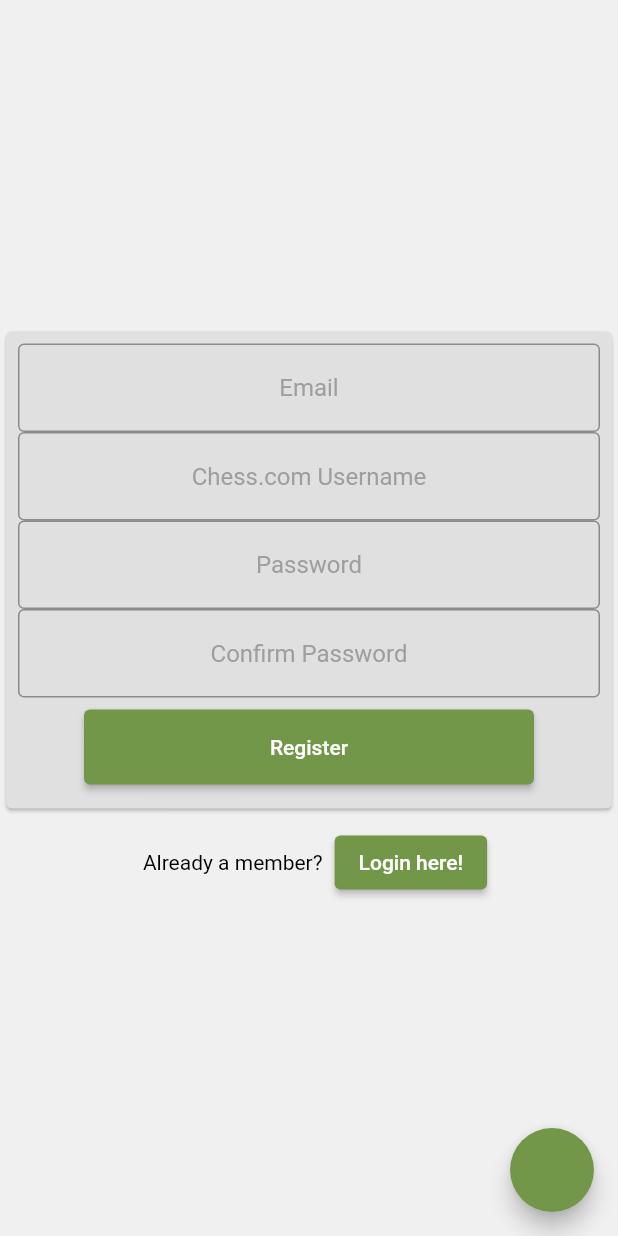
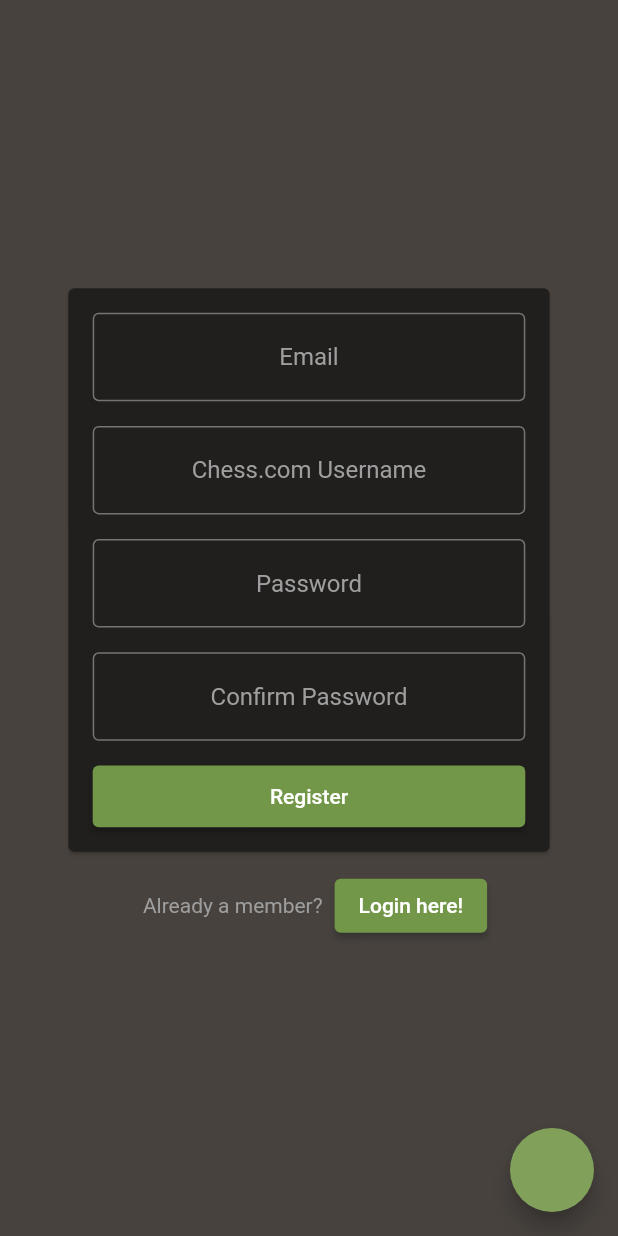
Before and after one commit to EmilErkgards/chess-tournament, a Flutter app: the screen it shows after launch, after a tap on "Register", on a phone screen of 412 x 824 dp. Run offline on Flutter 3.47's test engine with Material 2 defaults, Android fonts, the phone set to English and light mode, and no system bars; our stand-ins replace cloud_firestore, firebase_auth, firebase_core, shared_preferences, sizer; missing offline and left inert: jovial_svg; accounts and stored records are empty.

Commit message:
Edit pages to fit mobile first and apply settings

```diff
--- a/chess_tournament/lib/src/backend/dark_theme.dart
+++ b/chess_tournament/lib/src/backend/dark_theme.dart
@@ -17,7 +17,7 @@ class DarkThemePreference {
 
 class DarkThemeProvider with ChangeNotifier {
   DarkThemePreference darkThemePreference = DarkThemePreference();
-  bool _darkTheme = false;
+  bool _darkTheme = true;
 
   bool get darkTheme => _darkTheme;
 
--- a/chess_tournament/lib/src/frontend/common/base_button.dart
+++ b/chess_tournament/lib/src/frontend/common/base_button.dart
@@ -1,4 +1,5 @@
 import 'package:flutter/material.dart';
+import 'package:sizer/sizer.dart';
 
 class BaseButton extends StatefulWidget {
   final Function() callback;
@@ -13,10 +14,10 @@ class _BaseButtonState extends State<BaseButton> {
   @override
   Widget build(BuildContext context) {
     return Padding(
-      padding: const EdgeInsets.all(8.0),
+      padding: EdgeInsets.all(2.w),
       child: SizedBox(
-        width: 300,
-        height: 50,
+        width: 70.w,
+        height: 5.h,
         child: ElevatedButton(
           onPressed: widget.callback,
           child: Text(widget.text),
--- a/chess_tournament/lib/src/frontend/pages/home.dart
+++ b/chess_tournament/lib/src/frontend/pages/home.dart
@@ -3,10 +3,10 @@ import 'package:chess_tournament/src/frontend/base_screen.dart';
 import 'package:chess_tournament/src/frontend/common/base_button.dart';
 import 'package:chess_tournament/src/frontend/common/base_input_field.dart';
 import 'package:chess_tournament/src/frontend/pages/tournament_lobby.dart';
-import 'package:chess_tournament/src/frontend/pages/welcome.dart';
 import 'package:firebase_auth/firebase_auth.dart';
 import 'package:flutter/material.dart';
 import 'package:flutter/scheduler.dart';
+import 'package:sizer/sizer.dart';
 
 import '../../backend/backend_file.dart';
 
@@ -63,7 +63,7 @@ class HomeScreenState extends BasePageScreenState<HomeScreen> with BaseScreen {
     return Center(
       child: Card(
         child: Padding(
-          padding: const EdgeInsets.all(8.0),
+          padding: EdgeInsets.all(2.w),
           child: Column(
             mainAxisAlignment: MainAxisAlignment.center,
             mainAxisSize: MainAxisSize.min,
@@ -72,7 +72,11 @@ class HomeScreenState extends BasePageScreenState<HomeScreen> with BaseScreen {
                 key: formKey,
                 child: Column(
                   children: [
-                    BaseInputField(
+                    Padding(
+                      padding: EdgeInsets.all(2.w),
+                      child: SizedBox(
+                        width: 70.w,
+                        child: BaseInputField(
                           numbersOnly: true,
                           placeholderText: "Enter tournament code...",
                           validatorCallback: ((value) {
@@ -84,16 +88,18 @@ class HomeScreenState extends BasePageScreenState<HomeScreen> with BaseScreen {
                           }),
                           textFieldController: tournamentCodeController,
                         ),
+                      ),
+                    ),
                     BaseButton(callback: _onJoin, text: "Join"),
                   ],
                 ),
               ),
-              const Padding(
-                padding: EdgeInsets.all(8.0),
+              Padding(
+                padding: EdgeInsets.symmetric(vertical: .5.h, horizontal: 2.w),
                 child: SizedBox(
-                  width: 300,
-                  height: 20,
-                  child: Center(
+                  width: 70.w,
+                  height: 2.h,
+                  child: const Center(
                     child: Text("OR"),
                   ),
                 ),
--- a/chess_tournament/lib/src/frontend/pages/registration.dart
+++ b/chess_tournament/lib/src/frontend/pages/registration.dart
@@ -2,10 +2,10 @@ import 'package:chess_tournament/src/backend/backend_file.dart';
 import 'package:chess_tournament/src/frontend/base_screen.dart';
 import 'package:chess_tournament/src/frontend/common/base_button.dart';
 import 'package:chess_tournament/src/frontend/common/base_input_field.dart';
-import 'package:chess_tournament/src/frontend/pages/login.dart';
 import 'package:flutter/material.dart';
 import 'package:firebase_auth/firebase_auth.dart';
 import 'package:flutter/scheduler.dart';
+import 'package:sizer/sizer.dart';
 
 class RegistrationScreen extends BasePageScreen {
   @override
@@ -50,7 +50,11 @@ class _RegistrationScreenState extends BasePageScreenState<RegistrationScreen>
                 mainAxisAlignment: MainAxisAlignment.center,
                 mainAxisSize: MainAxisSize.min,
                 children: <Widget>[
-                  BaseInputField(
+                  Padding(
+                    padding: EdgeInsets.all(2.w),
+                    child: SizedBox(
+                      width: 70.w,
+                      child: BaseInputField(
                         numbersOnly: false,
                         placeholderText: 'Email',
                         textFieldController: emailController,
@@ -58,7 +62,13 @@ class _RegistrationScreenState extends BasePageScreenState<RegistrationScreen>
                           //TODO check if already registered
                         },
                       ),
-                  BaseInputField(
+                    ),
+                  ),
+                  Padding(
+                    padding: EdgeInsets.all(2.w),
+                    child: SizedBox(
+                      width: 70.w,
+                      child: BaseInputField(
                         numbersOnly: false,
                         placeholderText: 'Chess.com Username',
                         textFieldController: chessUsernameController,
@@ -66,14 +76,26 @@ class _RegistrationScreenState extends BasePageScreenState<RegistrationScreen>
                           //TODO Check if exists
                         },
                       ),
-                  BaseInputField(
+                    ),
+                  ),
+                  Padding(
+                    padding: EdgeInsets.all(2.w),
+                    child: SizedBox(
+                      width: 70.w,
+                      child: BaseInputField(
                         numbersOnly: false,
                         placeholderText: 'Password',
                         textFieldController: passwordController,
                         validatorCallback: (String) {},
                         valueVisible: false,
                       ),
-                  BaseInputField(
+                    ),
+                  ),
+                  Padding(
+                    padding: EdgeInsets.all(2.w),
+                    child: SizedBox(
+                      width: 70.w,
+                      child: BaseInputField(
                         numbersOnly: false,
                         placeholderText: 'Confirm Password',
                         textFieldController: confirmPasswordController,
@@ -84,6 +106,8 @@ class _RegistrationScreenState extends BasePageScreenState<RegistrationScreen>
                           return "Password doesn't match";
                         },
                         valueVisible: false,
+                      ),
+                    ),
                   ),
                   BaseButton(text: 'Register', callback: registerUser),
                 ],
--- a/chess_tournament/lib/src/frontend/pages/tournament_lobby.dart
+++ b/chess_tournament/lib/src/frontend/pages/tournament_lobby.dart
@@ -95,7 +95,9 @@ class TournamentLobbyScreenState
   void openTournamentSettings() {
     Navigator.of(context).push(
       MaterialPageRoute(
-        builder: (context) => TournamentSettingsScreen(),
+        builder: (context) => TournamentSettingsScreen(
+          tournamentCode: widget.tournamentCode,
+        ),
       ),
     );
   }
```
Also changed, not shown: chess_tournament/lib/src/backend/tournament_service.dart (+26 -7 lines), chess_tournament/lib/src/backend/tournament_settings_service.dart (added, +63 -0 lines), chess_tournament/lib/src/frontend/pages/login.dart (+16 -5 lines), chess_tournament/lib/src/frontend/pages/tournament_settings.dart (+65 -38 lines). Lines whose indentation alone changed are shown as unchanged.
